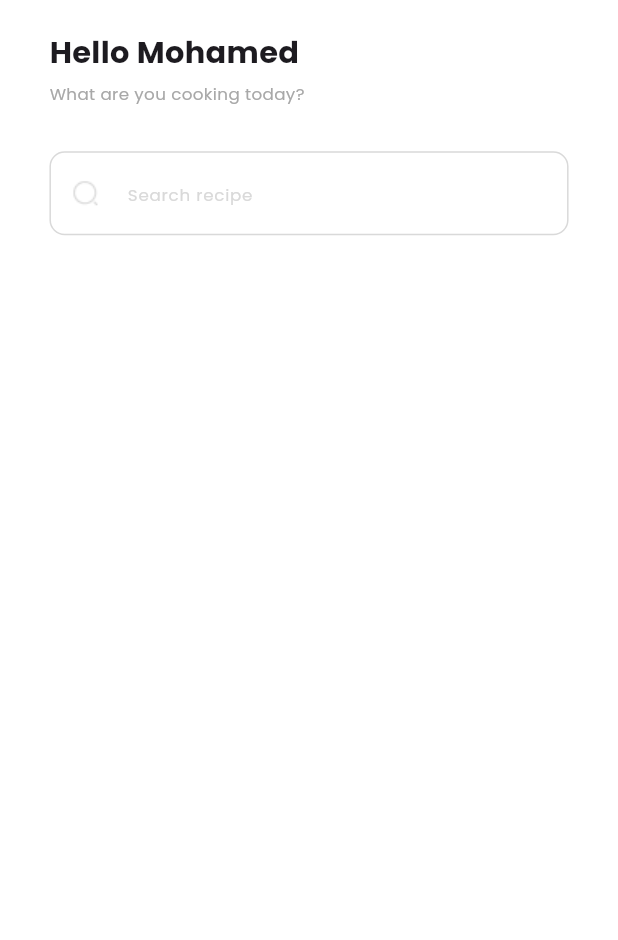
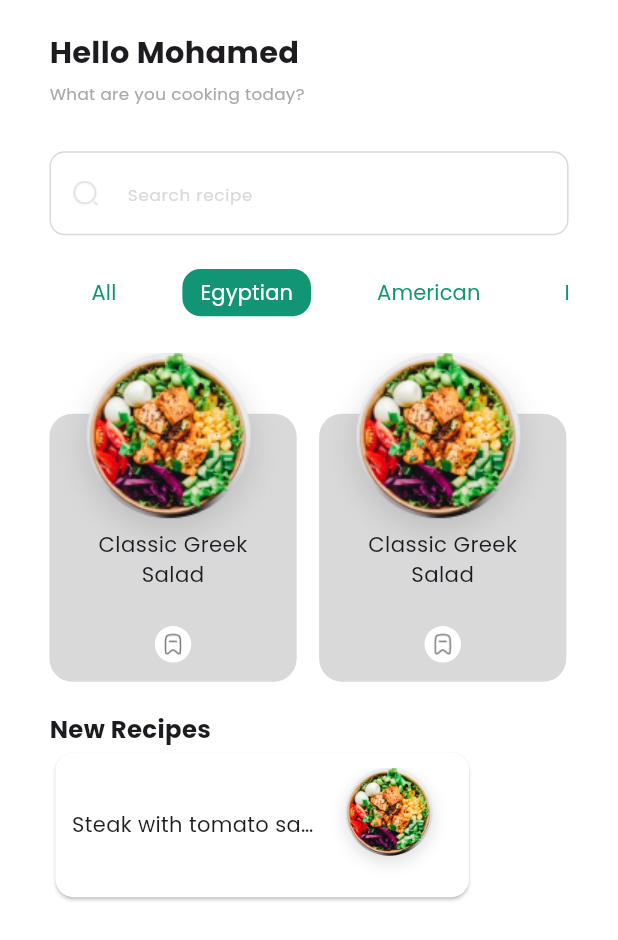
Before and after one commit to MohamedGomaa201/Food_Recipes, a Flutter app: the HomeView screen opened directly, on a phone screen of 412 x 824 dp. Shown: the top 940 px of the screen. Run offline on Flutter 3.47's test engine with Material 3 defaults, Android fonts, the phone set to English and light mode, and no system bars; our stand-ins replace flutter_screenutil.

Commit message:
Start Working on Recipe Card Widget and Adjust home-view

```diff
--- a/lib/features/home/presentation/view/widgets/home_body.dart
+++ b/lib/features/home/presentation/view/widgets/home_body.dart
@@ -3,6 +3,7 @@ import 'package:flutter_screenutil/flutter_screenutil.dart';
 import 'package:food_recipes/core/constants/app_images.dart';
 import 'package:food_recipes/core/themes/app_colors.dart';
 import 'package:food_recipes/core/themes/styles.dart';
+import 'package:food_recipes/features/home/presentation/view/widgets/recipe_card.dart';
 import 'package:food_recipes/features/home/presentation/view/widgets/top_navigation_bar_tab.dart';
 
 class HomeBody extends StatefulWidget {
@@ -31,7 +32,8 @@ class _HomeBodyState extends State<HomeBody>
 
   @override
   Widget build(BuildContext context) {
-    return Padding(
+    return SafeArea(
+      child: Padding(
         padding: EdgeInsets.symmetric(horizontal: 30.w, vertical: 20.h),
         child: Column(
           crossAxisAlignment: CrossAxisAlignment.start,
@@ -67,36 +69,80 @@ class _HomeBodyState extends State<HomeBody>
               ),
             ),
             SizedBox(height: 15.h),
-          // TabBar(
-          //   indicatorColor: Colors.transparent,
-          //   dividerHeight: 0,
-          //   overlayColor: WidgetStateColor.transparent,
-          //   controller: _tabController,
-          //   unselectedLabelColor: Colors.grey,
-          //   indicatorSize: TabBarIndicatorSize.tab,
-          //   isScrollable: true,
-          //   physics: const BouncingScrollPhysics(),
-          //   tabAlignment: TabAlignment.start,
-          //   onTap: (value) {},
-          //   tabs: [
-          //     TopNavigationBarTap(
-          //       selectedIndex: 1,
-          //       cIndex: 0,
-          //       name: "All",
-          //     ),
-          //     TopNavigationBarTap(
-          //       selectedIndex: 1,
-          //       cIndex: 1,
-          //       name: "Indian",
-          //     ),
-          //     TopNavigationBarTap(
-          //       selectedIndex: 1,
-          //       cIndex: 2,
-          //       name: "Italian",
-          //     ),
-          //   ],
-          // ),
+            TabBar(
+              indicatorColor: Colors.transparent,
+              dividerHeight: 0,
+              overlayColor: WidgetStateColor.transparent,
+              controller: _tabController,
+              unselectedLabelColor: Colors.grey,
+              indicatorSize: TabBarIndicatorSize.tab,
+              isScrollable: true,
+              physics: const BouncingScrollPhysics(),
+              tabAlignment: TabAlignment.start,
+              onTap: (value) {},
+              tabs: [
+                TopNavigationBarTap(selectedIndex: 1, cIndex: 0, name: "All"),
+                TopNavigationBarTap(
+                  selectedIndex: 1,
+                  cIndex: 1,
+                  name: "Egyptian",
+                ),
+                TopNavigationBarTap(
+                  selectedIndex: 1,
+                  cIndex: 2,
+                  name: "American",
+                ),
+                TopNavigationBarTap(
+                  selectedIndex: 1,
+                  cIndex: 3,
+                  name: "Italian",
+                ),
+                TopNavigationBarTap(
+                  selectedIndex: 1,
+                  cIndex: 4,
+                  name: "Turkish",
+                ),
               ],
+            ),
+            SizedBox(
+              height: 231.h,
+              child: ListView.builder(
+                itemCount: 4,
+                scrollDirection: Axis.horizontal,
+                itemBuilder: (context, index) => RecipeCard(),
+              ),
+            ),
+            SizedBox(height: 20.h),
+            Text(
+              "New Recipes",
+              style: TextStyle(fontSize: 16.sp, fontWeight: FontWeight.w600),
+            ),
+            Card(
+              color: Colors.white,
+              child: SizedBox(
+                width: 251.w,
+                height: 95.h,
+                child: Padding(
+                  padding: EdgeInsets.symmetric(
+                    horizontal: 10.w,
+                    vertical: 10.h,
+                  ),
+                  child: Row(
+                    children: [
+                      Expanded(
+                        child: Text(
+                          "Steak with tomato sauce and bulgur rice.",
+                          overflow: TextOverflow.ellipsis,
+                        ),
+                      ),
+                      Image.asset("assets/images/food1.png"),
+                    ],
+                  ),
+                ),
+              ),
+            ),
+          ],
+        ),
       ),
     );
   }
--- /dev/null
+++ b/lib/features/home/presentation/view/widgets/recipe_card.dart
@@ -0,0 +1,67 @@
+import 'package:flutter/material.dart';
+import 'package:flutter_screenutil/flutter_screenutil.dart';
+import 'package:food_recipes/core/themes/app_colors.dart';
+
+class RecipeCard extends StatelessWidget {
+  const RecipeCard({super.key});
+
+  @override
+  Widget build(BuildContext context) {
+    return Padding(
+      padding: const EdgeInsets.only(right: 15),
+      child: SizedBox(
+        height: 231.h,
+        width: 150.w,
+        child: Stack(
+          alignment: AlignmentDirectional.bottomStart,
+          clipBehavior: Clip.none,
+          children: [
+            Container(
+              height: 176.h,
+              decoration: BoxDecoration(
+                color: AppColors.grey4,
+                borderRadius: BorderRadius.circular(15.r),
+              ),
+            ),
+            Positioned(
+              bottom: 75.h,
+              child: Image.asset("assets/images/food1.png"),
+            ),
+            Padding(
+              padding: EdgeInsets.symmetric(horizontal: 10.w),
+              child: Column(
+                children: [
+                  SizedBox(height: 131.h),
+                  Center(
+                    child: Text(
+                      "Classic Greek Salad",
+                      textAlign: TextAlign.center,
+                      style: TextStyle(fontSize: 14.sp),
+                    ),
+                  ),
+                  SizedBox(height: 24.h),
+                  GestureDetector(
+                    onTap: () {},
+                    child: Container(
+                      width: 24.w,
+                      height: 24.h,
+                      decoration: BoxDecoration(
+                        color: Colors.white,
+                        shape: BoxShape.circle,
+                      ),
+                      child: Image.asset(
+                        "assets/icons/bookmark.png",
+                        scale: 1.5,
+                      ),
+                    ),
+                  ),
+                  SizedBox(height: 10.h),
+                ],
+              ),
+            ),
+          ],
+        ),
+      ),
+    );
+  }
+}
--- a/lib/features/home/presentation/view/widgets/top_navigation_bar_tab.dart
+++ b/lib/features/home/presentation/view/widgets/top_navigation_bar_tab.dart
@@ -1,39 +1,39 @@
-// import 'package:flutter/material.dart';
-// import 'package:flutter_screenutil/flutter_screenutil.dart';
-// import 'package:food_recipes/core/themes/app_colors.dart';
+import 'package:flutter/material.dart';
+import 'package:flutter_screenutil/flutter_screenutil.dart';
+import 'package:food_recipes/core/themes/app_colors.dart';
 
-// class TopNavigationBarTap extends StatelessWidget {
-//   const TopNavigationBarTap({
-//     super.key,
-//     required int selectedIndex,
-//     required this.cIndex,
-//     required this.name,
-//   }) : _selectedIndex = selectedIndex;
+class TopNavigationBarTap extends StatelessWidget {
+  const TopNavigationBarTap({
+    super.key,
+    required int selectedIndex,
+    required this.cIndex,
+    required this.name,
+  }) : _selectedIndex = selectedIndex;
 
-//   final int _selectedIndex;
-//   final int cIndex;
-//   final String name;
+  final int _selectedIndex;
+  final int cIndex;
+  final String name;
 
-//   @override
-//   Widget build(BuildContext context) {
-//     return Tab(
-//       child: Container(
-//         height: 31.h,
-//         decoration: BoxDecoration(
-//           color: _selectedIndex == cIndex ? AppColors.mainColor : Colors.white,
-//           borderRadius: BorderRadius.circular(12),
-//         ),
-//         padding: const EdgeInsets.symmetric(horizontal: 12),
-//         child: Center(
-//           child: Text(
-//             name,
-//             style: TextStyle(
-//               color:
-//                   _selectedIndex == cIndex ? Colors.white : AppColors.mainColor,
-//             ),
-//           ),
-//         ),
-//       ),
-//     );
-//   }
-// }
+  @override
+  Widget build(BuildContext context) {
+    return Tab(
+      child: Container(
+        height: 31.h,
+        decoration: BoxDecoration(
+          color: _selectedIndex == cIndex ? AppColors.mainColor : Colors.white,
+          borderRadius: BorderRadius.circular(12),
+        ),
+        padding: const EdgeInsets.symmetric(horizontal: 12),
+        child: Center(
+          child: Text(
+            name,
+            style: TextStyle(
+              color:
+                  _selectedIndex == cIndex ? Colors.white : AppColors.mainColor,
+            ),
+          ),
+        ),
+      ),
+    );
+  }
+}
```
Also changed, not shown: assets/icons/bookmark.png (added), assets/images/food1.png (added). Lines whose indentation alone changed are shown as unchanged.
